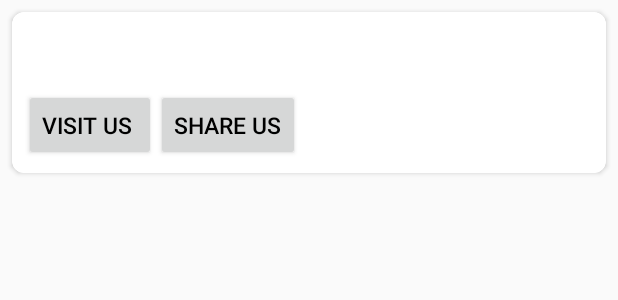
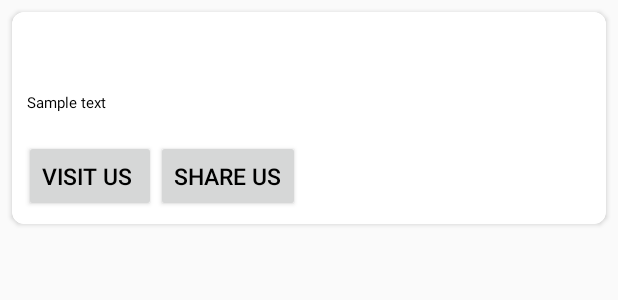
Before and after one commit to Mehulipal/coJEET-Android, an Android app: the layout card.xml on its own in the app's theme, with its tools: preview values and no code run, on a phone screen of 412 x 824 dp. Shown: the top 300 px of the screen. Run offline under Robolectric (Android 15) with nearby library versions, the phone set to English and light mode, and no system bars.

Commit message:
code_cleanup

```diff
--- a/app/src/main/java/com/example/mevscovid/adapter.java
+++ b/app/src/main/java/com/example/mevscovid/adapter.java
@@ -33,7 +33,7 @@ public class adapter extends RecyclerView.Adapter<adapter.ViewHolder> {
         public ViewHolder(@NonNull View itemView) {
             super(itemView);
             p_name=(TextView)itemView.findViewById(R.id.policy_name_view);
-           // p_description=(TextView)itemView.findViewById(R.id.policy_description_view);
+            p_description=(TextView)itemView.findViewById(R.id.policy_description_view);
           //  v_us=(TextView)itemView.findViewById(R.id.visit_us_button);
            // p_image_id=(ImageView) itemView.findViewById(R.id.policy_image_view);
 
@@ -57,7 +57,7 @@ public class adapter extends RecyclerView.Adapter<adapter.ViewHolder> {
     public void onBindViewHolder(@NonNull ViewHolder holder, int position) {
         PoliciesClass currentPolicy = mPoliciesItem.get(position);
         holder.p_name.setText(currentPolicy.getmPolicy_name());
-      //  holder.p_description.setText(currentPolicy.getmPolicy_description());
+        holder.p_description.setText(currentPolicy.getmPolicy_description());
       //  holder.v_us.setText(currentPolicy.getmVisit_us());
         //holder.p_image_id.setImageResource(currentPolicy.getmPolicy_image_id());
     }
--- a/app/src/main/res/layout/card.xml
+++ b/app/src/main/res/layout/card.xml
@@ -25,10 +25,10 @@ app:strokeWidth="1dp">
         android:text=""
         android:textStyle="bold"
         android:textColor="#000000"
-        android:textSize="15dp"
+        android:textSize="15sp"
         tools:text=""
         android:padding="10dp"
-        android:autoLink="all"/>
+        />
 
     <View
         android:layout_width="match_parent"
@@ -42,7 +42,7 @@ app:strokeWidth="1dp">
         android:layout_gravity="center"
         android:padding="8dp"
         tools:src="@drawable/abc_vector_test" />
-
+-->
     <TextView
         android:id="@+id/policy_description_view"
         android:layout_width="wrap_content"
@@ -50,10 +50,11 @@ app:strokeWidth="1dp">
         android:gravity="center_vertical"
         android:text=""
         android:textColor="#000000"
-        android:textSize="20sp"
+        android:textSize="10sp"
         tools:text="Sample text"
-        android:padding="10dp"/>
-    -->
+        android:padding="10dp"
+        android:autoLink="all"/>
+
     <LinearLayout
         android:layout_width="wrap_content"
         android:layout_height="match_parent"
```
Also changed, not shown: app/src/main/java/com/example/mevscovid/ui/PoliciesClass.java (+4 -4 lines).
